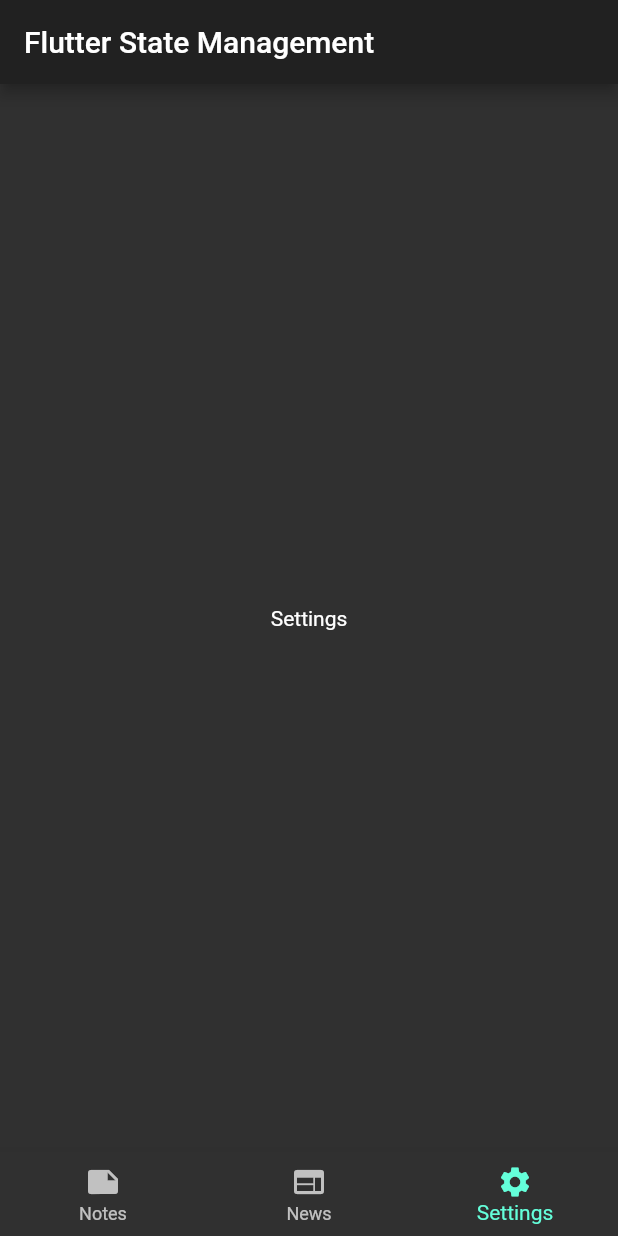
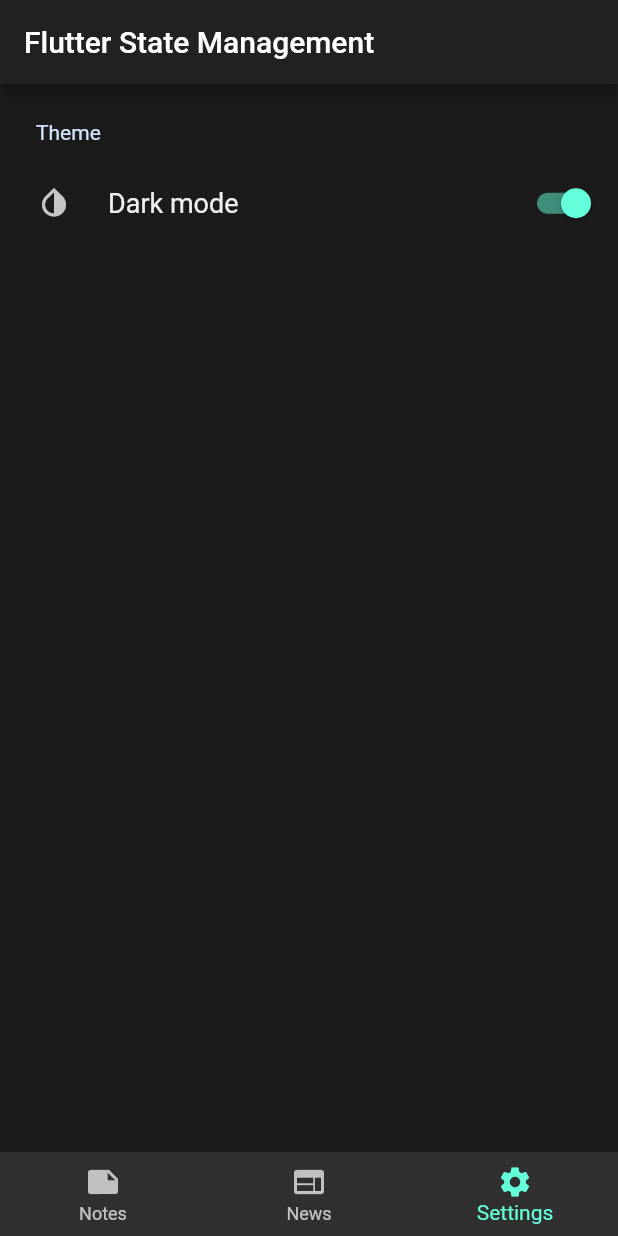
Before and after one commit to sdim2016/flutter-state-management, a Flutter app: the screen it shows after launch, item 3 of the bottom bar chosen, on a phone screen of 412 x 824 dp. Run offline on Flutter 3.47's test engine with Material 2 defaults, Android fonts, the phone set to English and light mode, and no system bars; drawn by our look-alikes of settings_ui.

Commit message:
Settings UI implemented

```diff
--- a/setstate/lib/main.dart
+++ b/setstate/lib/main.dart
@@ -1,5 +1,4 @@
 import 'package:flutter/material.dart';
-import 'package:setstate/utils/material_color.dart';
 import 'package:setstate/view/main_screen.dart';
 
 void main() {
--- a/setstate/lib/view/pages/news_page.dart
+++ b/setstate/lib/view/pages/news_page.dart
@@ -6,7 +6,8 @@ class NewsPage extends StatelessWidget {
   Widget build(BuildContext context) {
     final notes = [
       News('News 1', 'Demo text 12321312321'),
-      News('News 2', 'Demo text 12321312321')
+      News('News 2', 'Demo text 12321312321'),
+      News('News 3', 'Demo text 12321312321')
     ];
     return Container(
       child: ListView.builder(
--- a/setstate/lib/view/pages/settings_page.dart
+++ b/setstate/lib/view/pages/settings_page.dart
@@ -1,10 +1,27 @@
 import 'package:flutter/material.dart';
+import 'package:settings_ui/settings_ui.dart';
 
 class SettingsPage extends StatelessWidget {
   @override
   Widget build(BuildContext context) {
     return Center(
-      child: Text('Settings'),
+      child: SettingsList(
+        darkBackgroundColor: ThemeData.dark().scaffoldBackgroundColor,
+        lightBackgroundColor: ThemeData.light().scaffoldBackgroundColor,
+        sections: [
+          SettingsSection(
+            title: 'Theme',
+            tiles: [
+              SettingsTile.switchTile(
+                  title: 'Dark mode',
+                  leading: Icon(Icons.invert_colors),
+                  onToggle: (bool value) {},
+                  switchValue: true
+              )
+            ],
+          )
+        ],
+      ),
     );
   }
 }
--- a/setstate/pubspec.yaml
+++ b/setstate/pubspec.yaml
@@ -28,6 +28,9 @@ dependencies:
   # The following adds the Cupertino Icons font to your application.
   # Use with the CupertinoIcons class for iOS style icons.
   cupertino_icons: ^0.1.3
+
+  settings_ui: ^0.4.0
+
 
 dev_dependencies:
   flutter_test:
```
Also changed, not shown: setstate/pubspec.lock.
